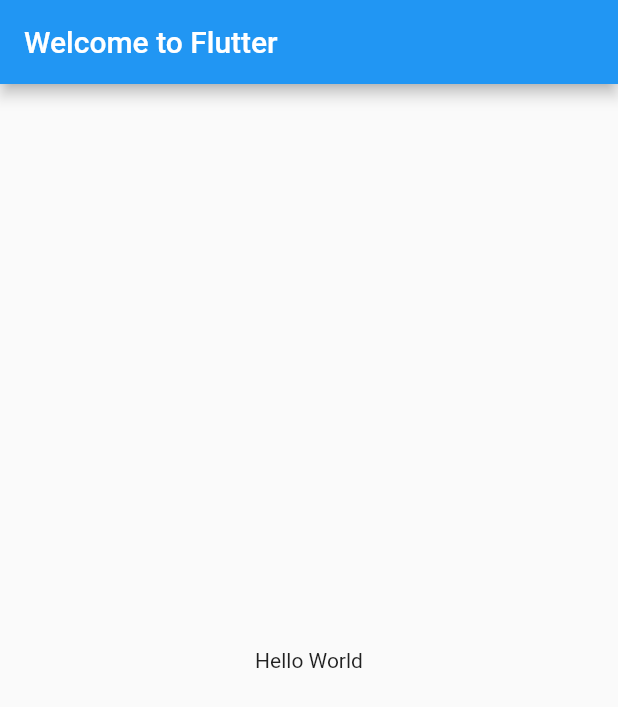
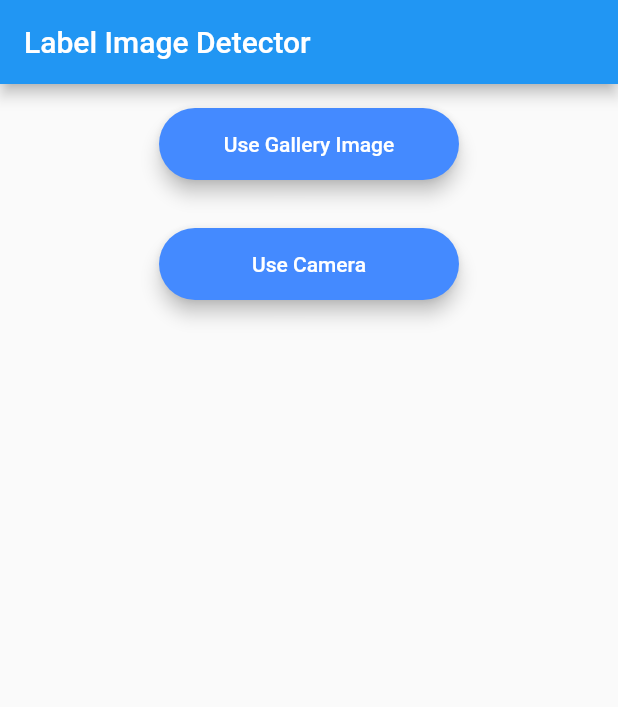
Before and after one commit to hho114/flutter_ml_vision, a Flutter app: the screen it shows after launch, on a phone screen of 412 x 824 dp. Shown: the top 707 px of the screen. Run offline on Flutter 3.47's test engine with Material 2 defaults, Android fonts, the phone set to English and light mode, and no system bars; our stand-ins replace image_picker, modal_progress_hud; missing offline and left inert: firebase_ml_vision; accounts and stored records are empty.

Commit message:
udpate image label detector use galery

```diff
--- /dev/null
+++ b/lib/components/round_button.dart
@@ -0,0 +1,32 @@
+import 'package:flutter/material.dart';
+
+class RoundedButton extends StatelessWidget {
+
+  RoundedButton({this.colour,this.title,this.onPressed});
+
+  final Color colour;
+  final String title;
+  final Function onPressed;
+
+
+  @override
+  Widget build(BuildContext context) {
+    return Padding(
+              padding: EdgeInsets.symmetric(vertical: 16.0),
+              child: Material(
+                elevation: 5.0,
+                color: colour,
+                borderRadius: BorderRadius.circular(30.0),
+                child: MaterialButton(
+                  onPressed: onPressed,
+                  minWidth: 200.0,
+                  height: 42.0,
+                  child: Text(
+                    title,
+                    style: TextStyle(color: Colors.white),
+                  ),
+                ),
+              ),
+            );
+  }
+}
--- /dev/null
+++ b/lib/home.dart
@@ -0,0 +1,34 @@
+import 'package:flutter/material.dart';
+import 'package:flutter_ml_vision/components/round_button.dart';
+import 'package:flutter_ml_vision/image_label_detector.dart';
+
+class Home extends StatelessWidget {
+  static const String id = 'home';
+
+  @override
+  Widget build(BuildContext context) {
+    return Scaffold(
+      appBar: AppBar(
+        title: Text('Label Image Detector'),
+      ),
+      body: Container(
+        child: Center(
+          child: Column(
+            children: <Widget>[
+              RoundedButton(
+                colour: Colors.blueAccent,
+                title: 'Use Gallery Image',
+                onPressed: () => Navigator.pushNamed(context, ImageLabelDetector.id),
+              ),
+              RoundedButton(
+                colour: Colors.blueAccent,
+                title: 'Use Camera',
+                onPressed: () => null,
+              ),
+            ],
+          ),
+        ),
+      ),
+    );
+  }
+}
--- a/lib/main.dart
+++ b/lib/main.dart
@@ -3,6 +3,8 @@
 // found in the LICENSE file.
 
 import 'package:flutter/material.dart';
+import 'package:flutter_ml_vision/home.dart';
+import 'package:flutter_ml_vision/image_label_detector.dart';
 
 void main() => runApp(MyApp());
 
@@ -10,15 +12,15 @@ class MyApp extends StatelessWidget {
   @override
   Widget build(BuildContext context) {
     return MaterialApp(
-      title: 'Welcome to Flutter',
-      home: Scaffold(
-        appBar: AppBar(
-          title: Text('Welcome to Flutter'),
-        ),
-        body: Center(
-          child: Text('Hello World'),
-        ),
-      ),
+
+      debugShowCheckedModeBanner: false,
+      initialRoute: Home.id,
+      routes:
+      {
+        'home': (context)=> Home(),
+        'image': (context)=> ImageLabelDetector(),
+
+      },
     );
   }
 }
--- a/pubspec.yaml
+++ b/pubspec.yaml
@@ -26,6 +26,7 @@ dependencies:
   firebase_ml_vision: ^0.9.2+2
   camera: ^0.5.6+2
   image_picker: ^0.6.1+8
+  modal_progress_hud: ^0.1.3
 
 
 dev_dependencies:
```
Also changed, not shown: lib/image_label_detector.dart (added, +133 -0 lines), pubspec.lock, 1 other file.
